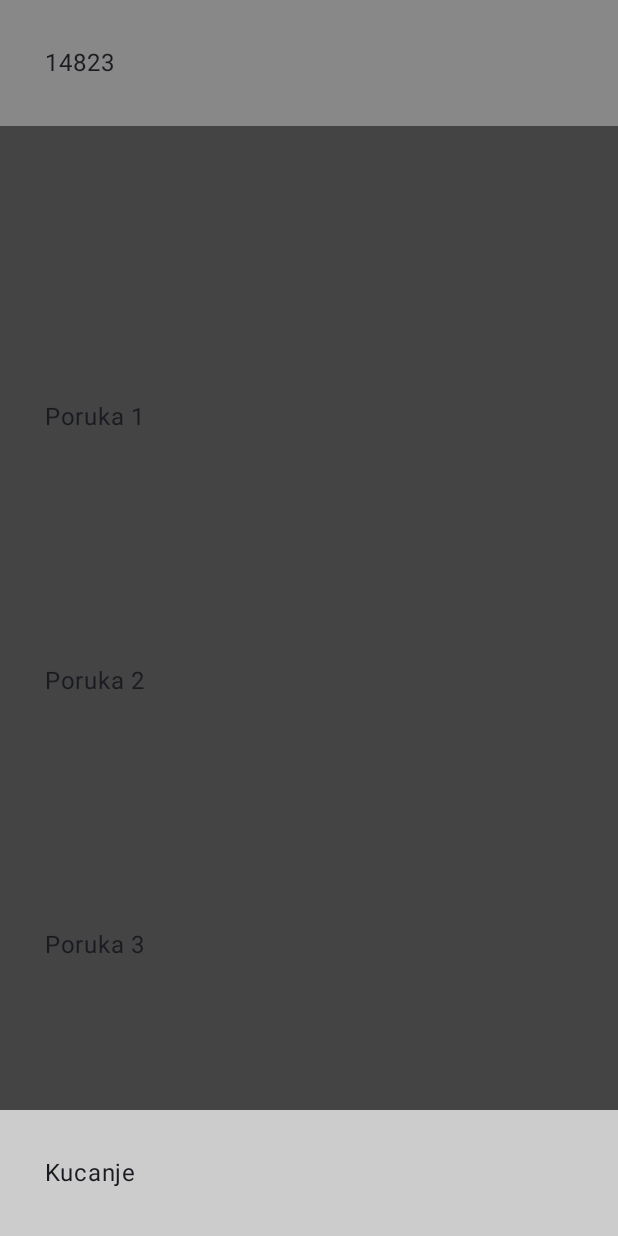
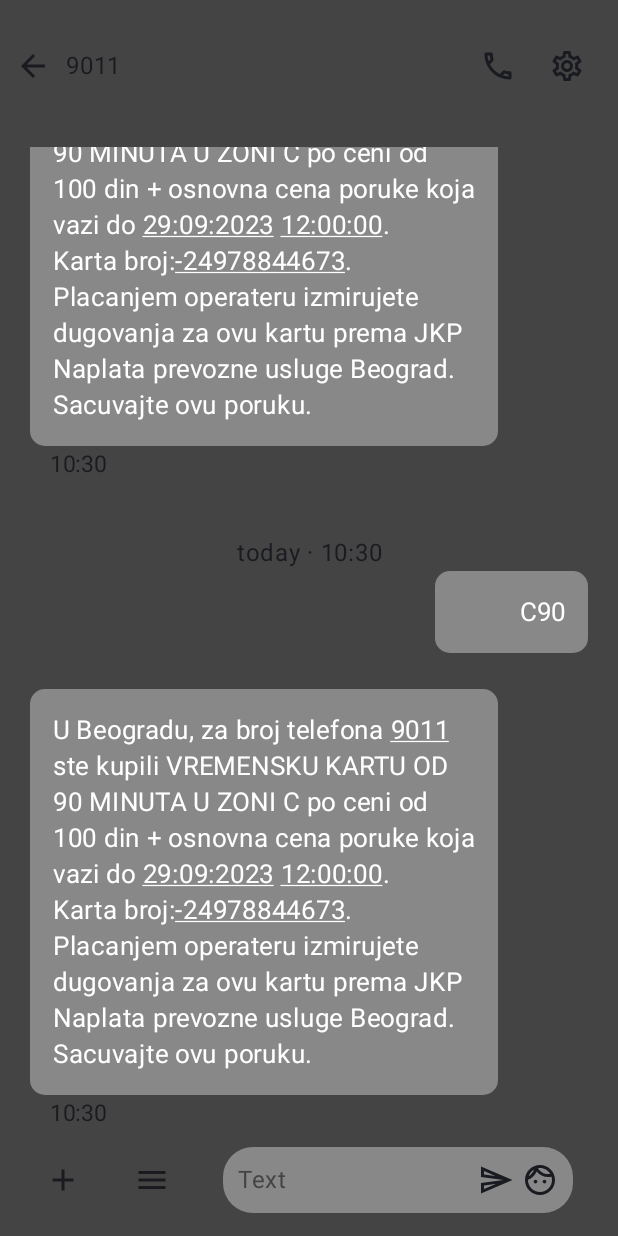
Before and after one commit to stcksmsh/BeogradPlusPlus, an Android app built with Jetpack Compose: the screen it shows after launch (MainActivity), on a phone screen of 412 x 824 dp. Run offline under Robolectric (Android 15) with nearby library versions, the phone set to English and light mode, and no system bars.

Commit message:
Almost everything works, at least somewhat missing an Icon, the ability to change phone number and proper ticketID generation

```diff
--- /dev/null
+++ b/app/src/main/java/io/github/stcksmsh/beogradplusplus/IDGenerator.kt
@@ -0,0 +1,21 @@
+package io.github.stcksmsh.beogradplusplus
+
+import java.text.SimpleDateFormat
+import java.util.Date
+
+/*  Ticket ID is 10 digit number
+*   probably counts the number of tickets printed EVER
+*   on the 17.05.2023 @ 08:00:19 AM the ID was 1203
+*   on the 29.08.2023 @ 06:39:37 AM the ID was 0003709567
+*   Until I come up with a better solution I will be generating IDs as follows
+*   The two dates mentioned above have 104 days between them, and the ID rose by 3705364
+*   that is ~35657 per day, ~1486 per hour and ~25 per minute, or roughly one each 2.4 seconds
+*   So I will take the current time in millis, subtract the time of 29.08.2023...
+*   and then divide by 2400 to get the number by which to increase 3709567
+*/
+fun IDGenerator(currentDate: Date): String{
+    val idNumber = 3709567 + (currentDate.time - Date(2023, 8, 29, 6, 39, 37).time) / 2400
+    var idString = "${idNumber}"
+    return idString
+//    return idString.padStart(10 - idString.length, '0')
+}
--- a/app/src/main/java/io/github/stcksmsh/beogradplusplus/MainActivity.kt
+++ b/app/src/main/java/io/github/stcksmsh/beogradplusplus/MainActivity.kt
@@ -1,20 +1,26 @@
 package io.github.stcksmsh.beogradplusplus
 
+import android.content.pm.ActivityInfo
 import android.os.Bundle
 import androidx.activity.ComponentActivity
 import androidx.activity.compose.setContent
 import androidx.compose.foundation.background
 import androidx.compose.foundation.layout.*
+import androidx.compose.foundation.lazy.LazyColumn
 import androidx.compose.material3.*
 import androidx.compose.runtime.Composable
 import androidx.compose.ui.Alignment
 import androidx.compose.ui.Modifier
 import androidx.compose.ui.graphics.Color
 import androidx.compose.ui.tooling.preview.Preview
-import androidx.compose.ui.unit.Dp
 import androidx.compose.ui.unit.dp
 import io.github.stcksmsh.beogradplusplus.ui.theme.BeogradPlusPlusTheme
+import java.util.*
 
+
+val PhoneNumber = "381612987643"
+val Price: String = "100"
+val NumberOfMessages = 10
 class MainActivity : ComponentActivity() {
     override fun onCreate(savedInstanceState: Bundle?) {
         super.onCreate(savedInstanceState)
@@ -22,51 +28,53 @@ class MainActivity : ComponentActivity() {
             BeogradPlusPlusTheme {
                 // A surface container using the 'background' color from the theme
                 Surface(modifier = Modifier.fillMaxSize(), color = MaterialTheme.colorScheme.background) {
-                    Greeting("14823")
+                    Greeting()
                 }
             }
         }
+        this.setRequestedOrientation(ActivityInfo.SCREEN_ORIENTATION_PORTRAIT)
     }
 }
 
 @Composable
-fun Greeting(broj: String, modifier: Modifier = Modifier) {
+fun Greeting(modifier: Modifier = Modifier) {
     Column(
         modifier = Modifier
-            .background(Color.Transparent)
+            .background(Color.DarkGray)
             .fillMaxSize()
+            .padding(top = 20.dp)
     ){
-        Text(
-            text = "${broj}",
-            modifier = Modifier
-                .background(Color.Gray)
-                .padding(30.dp)
-                .fillMaxWidth()
-        )
+        TopBar()
         Box(
             modifier = Modifier
                 .fillMaxSize()
-                .background(Color.Red)
+                .background(Color.Transparent)
         ) {
-            Column(
-                verticalArrangement = Arrangement.SpaceEvenly,
+            LazyColumn (
+                verticalArrangement = Arrangement.spacedBy(35.dp),
+                reverseLayout = true,
                 modifier = Modifier
                     .align(Alignment.TopStart)
-                    .background(Color.DarkGray)
-                    .padding(30.dp)
+                    .padding(top = 30.dp, bottom = 70.dp, start = 20.dp, end = 20.dp)
                     .fillMaxSize()
             ){
-                Text(text = "Poruka 1")
-                Text(text = "Poruka 2")
-                Text(text = "Poruka 3")
+                var time = Calendar.getInstance().time
+                items(NumberOfMessages){ it ->
+                    Message(
+                        dayText = "today",
+                        phoneNumber = "9011",
+                        time = time,
+                        ticketNumber = "${IDGenerator(time)}"
+                    )
+                }
             }
-            Text(
-                text = "Kucanje",
+            MessageBar(
                 modifier = Modifier
-                    .background(Color.LightGray)
-                    .padding(30.dp)
+                    .fillMaxWidth()
+                    .background(Color.DarkGray)
                     .align(Alignment.BottomStart)
-                    .fillMaxWidth()
+                    .padding(start = 30.dp, end = 30.dp, top = 15.dp, bottom = 15.dp)
+
             )
         }
     }
@@ -76,6 +84,6 @@ fun Greeting(broj: String, modifier: Modifier = Modifier) {
 @Composable
 fun GreetingPreview() {
     BeogradPlusPlusTheme {
-        Greeting("Kosta")
+        Greeting()
     }
 }
--- /dev/null
+++ b/app/src/main/java/io/github/stcksmsh/beogradplusplus/Message.kt
@@ -0,0 +1,86 @@
+package io.github.stcksmsh.beogradplusplus
+
+import androidx.compose.foundation.background
+import androidx.compose.foundation.layout.*
+import androidx.compose.foundation.shape.RoundedCornerShape
+import androidx.compose.material3.Text
+import androidx.compose.runtime.Composable
+import androidx.compose.ui.Alignment
+import androidx.compose.ui.Modifier
+import androidx.compose.ui.draw.clip
+import androidx.compose.ui.graphics.Color
+import androidx.compose.ui.text.SpanStyle
+import androidx.compose.ui.text.buildAnnotatedString
+import androidx.compose.ui.text.style.TextAlign
+import androidx.compose.ui.text.style.TextDecoration
+import androidx.compose.ui.text.withStyle
+import androidx.compose.ui.unit.dp
+import androidx.compose.ui.unit.sp
+import java.text.SimpleDateFormat
+import java.util.*
+
+@Composable
+fun Message(dayText: String, phoneNumber: String, time: Date, ticketNumber: String){
+    var expTime = Date(time.time + 90 * 60 * 1000)
+    val validTime = SimpleDateFormat("HH:mm:ss").format(expTime)
+    val validDate = SimpleDateFormat("dd:MM:yyyy").format(expTime)
+    Column(
+        modifier = Modifier
+            .background(Color.Transparent)
+    ){
+        Text(
+            text = "${dayText} · ${SimpleDateFormat("HH:mm").format(time)}",
+            textAlign = TextAlign.Center,
+            modifier = Modifier
+                .fillMaxWidth()
+        )
+
+        Text(
+            text = "C90",
+            fontSize = 17.sp,
+            textAlign = TextAlign.End,
+            color = Color.White,
+            modifier = Modifier
+                .align(Alignment.End)
+                .fillMaxSize()
+                .padding(start = 270.dp)
+                .clip(RoundedCornerShape(10.dp))
+                .background(Color.Gray)
+                .padding(15.dp)
+        )
+
+        Text(
+            text = "",
+            color = Color.Transparent
+        )
+
+        Text(
+            text = buildAnnotatedString {
+                append("U Beogradu, za broj telefona ")
+                withStyle(style = SpanStyle(textDecoration = TextDecoration.Underline)){append("${phoneNumber}")}
+                append(" ste kupili VREMENSKU KARTU OD 90 MINUTA U ZONI C po ceni od ${Price} din + osnovna cena poruke koja vazi do ")
+                withStyle(style = SpanStyle(textDecoration = TextDecoration.Underline)){append("${validDate}")}
+                append(" ")
+                withStyle(style = SpanStyle(textDecoration = TextDecoration.Underline)){append("${validTime}")}
+                append(".\nKarta broj:")
+                withStyle(style = SpanStyle(textDecoration = TextDecoration.Underline)){append("${ticketNumber}")}
+                append(".\nPlacanjem operateru izmirujete dugovanja za ovu kartu prema JKP Naplata prevozne usluge Beograd.\nSacuvajte ovu poruku.")
+            },
+            fontSize = 17.sp,
+            color = Color.White,
+            modifier = Modifier
+                .fillMaxSize()
+                .padding(end = 60.dp)
+                .clip(RoundedCornerShape(10.dp))
+                .background(Color.Gray)
+                .padding(15.dp)
+        )
+
+        Text(
+            text = SimpleDateFormat("hh:mm").format(time),
+            fontSize = 15.sp,
+            modifier = Modifier
+                .padding(start = 13.dp, end = 13.dp)
+        )
+    }
+}
--- /dev/null
+++ b/app/src/main/java/io/github/stcksmsh/beogradplusplus/MessageBar.kt
@@ -0,0 +1,41 @@
+package io.github.stcksmsh.beogradplusplus
+
+import androidx.compose.foundation.background
+import androidx.compose.foundation.layout.Arrangement
+import androidx.compose.foundation.layout.Row
+import androidx.compose.foundation.layout.padding
+import androidx.compose.foundation.shape.RoundedCornerShape
+import androidx.compose.material.icons.Icons
+import androidx.compose.material.icons.outlined.*
+import androidx.compose.material3.Icon
+import androidx.compose.material3.Text
+import androidx.compose.runtime.Composable
+import androidx.compose.ui.Alignment
+import androidx.compose.ui.Modifier
+import androidx.compose.ui.draw.clip
+import androidx.compose.ui.graphics.Color
+import androidx.compose.ui.unit.dp
+
+@Composable
+fun MessageBar(modifier: Modifier){
+    Row(
+        horizontalArrangement = Arrangement.SpaceBetween,
+        verticalAlignment = Alignment.CenterVertically,
+        modifier = modifier
+            .background(Color.DarkGray)
+    ){
+        Icon(Icons.Outlined.Add , contentDescription = "testing")
+        Icon(Icons.Outlined.Menu , contentDescription = "testing")
+        Row(
+            horizontalArrangement = Arrangement.spacedBy(5.dp),
+            modifier = Modifier
+                .clip(RoundedCornerShape(20.dp))
+                .background(Color.Gray)
+                .padding(10.dp)
+        ){
+            Text(text = "Text                           ", color = Color.DarkGray)
+            Icon(Icons.Outlined.Send , contentDescription = "testing")
+            Icon(Icons.Outlined.Face , contentDescription = "testing")
+        }
+    }
+}
--- /dev/null
+++ b/app/src/main/java/io/github/stcksmsh/beogradplusplus/TopBar.kt
@@ -0,0 +1,60 @@
+package io.github.stcksmsh.beogradplusplus
+
+import androidx.compose.foundation.background
+import androidx.compose.foundation.layout.Arrangement
+import androidx.compose.foundation.layout.Row
+import androidx.compose.foundation.layout.fillMaxWidth
+import androidx.compose.foundation.layout.padding
+import androidx.compose.foundation.text.BasicTextField
+import androidx.compose.material.icons.Icons
+import androidx.compose.material.icons.filled.ArrowBack
+import androidx.compose.material.icons.outlined.Call
+import androidx.compose.material.icons.outlined.Settings
+import androidx.compose.material3.*
+import androidx.compose.runtime.*
+import androidx.compose.ui.Alignment
+import androidx.compose.ui.Modifier
+import androidx.compose.ui.graphics.Color
+import androidx.compose.ui.text.input.TextFieldValue
+import androidx.compose.ui.unit.dp
+
+@Composable
+fun TopBar(){
+    Row(
+        horizontalArrangement = Arrangement.SpaceBetween,
+        verticalAlignment = Alignment.CenterVertically,
+        modifier = Modifier
+            .background(Color.Transparent)
+            .fillMaxWidth()
+            .padding(horizontal = 10.dp)
+
+    )
+    {
+        Row(
+            horizontalArrangement = Arrangement.spacedBy(10.dp),
+            verticalAlignment = Alignment.CenterVertically,
+        ){
+            Icon(Icons.Default.ArrowBack , contentDescription = "testing")
+            Text(text = "9011         ")
+        }
+        Row(
+            horizontalArrangement = Arrangement.spacedBy(10.dp),
+            verticalAlignment = Alignment.CenterVertically,
+        ){
+            var expanded by remember { mutableStateOf(false) }
+            Icon(Icons.Outlined.Call, contentDescription = "testing")
+            IconButton(onClick = {expanded = !expanded}){
+                Icon(Icons.Outlined.Settings , contentDescription = "testing")
+            }
+            DropdownMenu(
+                expanded = expanded,
+                onDismissRequest = {expanded = false}
+            ){
+                BasicTextField(
+                    value = "test",
+                    onValueChange = { print("CHANGES") }
+                )
+            }
+        }
+    }
+}
```
